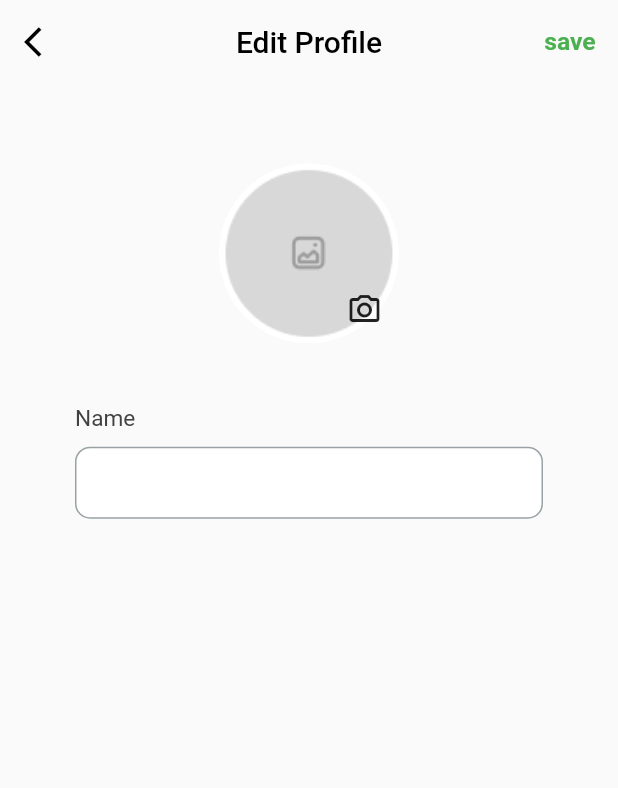
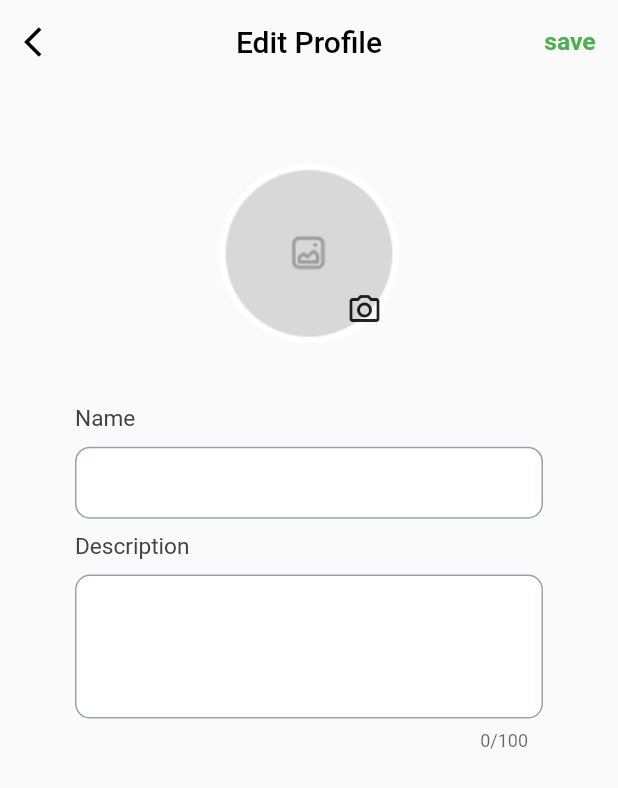
Before and after one commit to renadayad/Authentication_project, a Flutter app: the EditProfileScreen screen opened by its route, after a tap on the "camera alt" icon, on a phone screen of 412 x 824 dp. Shown: the top 788 px of the screen. Run offline on Flutter 3.47's test engine with Material 2 defaults, Android fonts, the phone set to English and light mode, and no system bars; our stand-ins replace cloud_firestore, firebase_auth, firebase_core, firebase_storage, get, get_storage and 4 more; accounts and stored records are empty; Roboto replaces fonts that are missing (Ubuntu).

Commit message:
fix bugs in editing name, email,and description

```diff
--- a/lib/logic/controllers/auth_controller.dart
+++ b/lib/logic/controllers/auth_controller.dart
@@ -26,8 +26,7 @@ class AuthController extends GetxController
   var displayUserName = ''.obs;
   var displayUserPhoto = ''.obs;
   var displayUserEmail = ''.obs;
-  var displayUserEmailUpdate = ''.obs;
-  var displayUsernameUpdate = ''.obs;
+  var displayDescription = ''.obs;
 
   GoogleSignIn googleSign = GoogleSignIn(scopes: ['email']);
   FirebaseFirestore firestore = FirebaseFirestore.instance;
@@ -48,9 +47,12 @@ class AuthController extends GetxController
 
   @override
   void onInit() {
-    // displayUserName.value =
-    //     (userProfile != null ? userProfile!.displayName : "")!;
-    // displayUserEmail.value = (userProfile != null ? userProfile!.email : "")!;
+
+    displayUserPhoto.value=(userProfile != null ? userProfile!.photoURL : "")??"";
+
+    displayUserEmail.value =
+
+    (userProfile != null ? userProfile!.email : "")??"";
 
     tabController = TabController(length: 2, vsync: this);
 
@@ -87,11 +89,14 @@ class AuthController extends GetxController
     update();
   }
 
-  void loginUsingFierbase({
+   loginUsingFierbase({
     required String email,
     required String password,
   }) async {
     try {
+      print("in auth $email");
+      print("in auth controller var $displayUserEmail");
+      print("in auth controller var $displayUserName");
       await auth
           .signInWithEmailAndPassword(email: email, password: password)
           .then((value) async {
@@ -101,6 +106,9 @@ class AuthController extends GetxController
             .get();
         Map<String, dynamic> docData = userDoc.data() as Map<String, dynamic>;
         displayUserName.value = docData['displayName'];
+        displayUserEmail.value = docData['email'];
+        displayDescription.value = docData['description'];
+        displayUserPhoto.value= docData['image'];
       });
 
       // showDialog(
@@ -114,6 +122,8 @@ class AuthController extends GetxController
       authBox.write("auth", isSignedIn);
       update();
       Get.offNamed(Routes.profileScreen);
+      //getEmailDoc();
+
     } on FirebaseAuthException catch (error) {
       String title = error.code.replaceAll(RegExp('-'), ' ').capitalize!;
       String message = '';
@@ -135,6 +145,7 @@ class AuthController extends GetxController
         snackPosition: SnackPosition.TOP,
         backgroundColor: Colors.red,
       );
+
     }
   }
 
@@ -176,6 +187,11 @@ class AuthController extends GetxController
         await auth.signInWithCredential(credential);
       }
       displayUserName.value = googleUser!.displayName!;
+      displayUserName.value =
+         (userProfile != null ? userProfile!.displayName : "")??"";
+      displayUserEmail.value=googleUser.email;
+      displayUserPhoto.value=googleUser.photoUrl!;
+
       isSignedIn = true;
 
       update();
@@ -196,6 +212,8 @@ class AuthController extends GetxController
       await googleSign.signOut();
       displayUserName.value = "";
       displayUserPhoto.value = '';
+      displayUserEmail.value = '';
+      displayDescription.value='';
       isSignedIn = false;
       authBox.remove("auth");
       update();
@@ -231,12 +249,13 @@ class AuthController extends GetxController
         "email": email,
         "password": password,
         "displayName": name,
-        "image": ""
+        "image": "",
+        "description":"",
       });
 
       update();
       Get.offNamed(Routes.profileScreen);
-      getEmailDoc();
+      // getEmailDoc();
     } on FirebaseAuthException catch (e) {
       String title = e.code.replaceAll(RegExp('-'), ' ').capitalize!;
       String message = '';
@@ -372,15 +391,29 @@ class AuthController extends GetxController
     }
   }
 
-  Future updateEmail(TextEditingController value) async {
+  Future updateFields(TextEditingController value,
+      TextEditingController value1, String imageUrl) async {
     try {
       // value is the email user inputs in a textfield and is validated
       DocumentReference doc = FirebaseFirestore.instance
           .collection("users")
           .doc(displayUserEmail.value);
-      await doc.update({"displayName": value.text});
+      if(value.text.isNotEmpty ){
+        await doc.update({"displayName": value.text});
+        displayUserName.value = value.text;
+
+      }
+      if(value1.text.isNotEmpty ){
+        await doc.update({"description": value1.text});
+        displayDescription.value=value1.text;
+
+      }
+      if (imageUrl.isNotEmpty){
+         await doc.update({"image":imageUrl});
+         displayUserPhoto.value=imageUrl;
+      }
       print(displayUserEmail.value);
-      displayUsernameUpdate.value = value.text;
+
 
       Get.snackbar(
         'Success!',
@@ -423,33 +456,6 @@ class AuthController extends GetxController
     update();
   }
 
-  Future getEmailDoc() async {
-    DocumentSnapshot userDoc = await FirebaseFirestore.instance
-        .collection('users')
-        .doc(displayUserEmail.value)
-        .get();
-    Map<String, dynamic> docData = userDoc.data() as Map<String, dynamic>;
-    displayUserName.value = docData['displayName'];
-
-    // var doc1 = await FirebaseFirestore.instance
-    //     .collection("users")
-    //     .doc(displayUserEmail.value)
-    //     .get();
-    // displayUsernameUpdate.value = doc1["displayName"];
-    //
-    // print("display username111111 ${displayUsernameUpdate.value}");
-    return displayUserName.value;
-  }
-
-  updateDisplayName(String value) async {
-    userProfile?.updateDisplayName(value);
-  }
-
-  updatePhotoUrl(String value) async {
-    userProfile?.updatePhotoURL(value);
-
-
-  }
 
   Future getUserFromDB(String uid) async {
     try {
--- a/lib/logic/controllers/setting_controller.dart
+++ b/lib/logic/controllers/setting_controller.dart
@@ -7,6 +7,7 @@ import 'package:cloud_firestore/cloud_firestore.dart';
 import 'package:firebase_storage/firebase_storage.dart';
 import 'package:flutter/material.dart';
 import 'package:get/get.dart';
+import 'package:google_sign_in/google_sign_in.dart';
 import 'package:image_picker/image_picker.dart';
 
 import 'auth_controller.dart';
@@ -14,13 +15,15 @@ import 'auth_controller.dart';
 
 class SettingController extends GetxController {
   AuthController authController=Get.find();
+  GoogleSignIn googleSign = GoogleSignIn(scopes: ['email']);
   final ref =FirebaseStorage.instance.ref().child("profileImage").child("${DateTime.now()}"+'.jpg');
 
   @override
   void onInit() async {
 
     await getImageFeild();
-   await authController.getEmailDoc();
+   await getNameField();
+   await getDescriptionFeild();
 
     super.onInit();
   }
@@ -30,7 +33,8 @@ class SettingController extends GetxController {
 
   File? image;
   String? imagePath;
-  String? imagePath1;
+  RxString imagePath1="".obs;
+  RxString description="".obs;
   final _picker = ImagePicker();
 
   Future<void> getImage() async {
@@ -56,8 +60,10 @@ class SettingController extends GetxController {
       DocumentReference doc = FirebaseFirestore.instance
           .collection("users")
           .doc(authController.displayUserEmail.value);
-      await doc.update({"image": imagePath});
-      print(imagePath);
+      // await doc.update({"image": imagePath}).whenComplete(() =>
+      // imagePath== null );
+      // print(imagePath);
+       authController.displayUserPhoto.value=imagePath!;
 
     }catch (error) {
       Get.snackbar(
@@ -71,16 +77,60 @@ class SettingController extends GetxController {
 
   }
 
-  Future getImageFeild() async {
-    var doc1 = await FirebaseFirestore.instance
-        .collection("users")
-        .doc(authController.displayUserEmail.value)
-        .get();
-    imagePath = doc1["image"];
-    print("display image ${imagePath}");
-    imagePath1=imagePath;
+   getImageFeild() async {
 
-    return imagePath1;
+
+    if(authController.displayUserPhoto.value!= null){
+      var doc1 = await FirebaseFirestore.instance
+          .collection("users")
+          .doc(authController.displayUserEmail.value)
+          .get();
+      authController.displayUserPhoto.value = doc1['image'];
+      print("display image in controller ${ authController.displayUserPhoto.value }");
+
+      return authController.displayUserPhoto.value;
+
+
+    } else { final GoogleSignInAccount? googleUser = await googleSign.signIn();
+
+    return authController.displayUserPhoto.value=googleUser!.photoUrl! ;}
+
+  }
+
+  Future getNameField() async {
+    if (authController.displayUserName.value!= null){
+      var docData = await FirebaseFirestore.instance
+          .collection("users")
+          .doc(authController.displayUserEmail.value)
+          .get();
+      authController.displayUserName.value = docData['displayName'];
+      return authController.displayUserName.value;
+    }
+
+    else { final GoogleSignInAccount? googleUser = await googleSign.signIn();
+
+      return authController.displayUserName.value=googleUser!.displayName! ;}
+
+  }
+
+  Future getDescriptionFeild() async {
+
+
+    if(authController.displayDescription.value.isNotEmpty || authController.displayDescription.value==""){
+      var doc1 = await FirebaseFirestore.instance
+          .collection("users")
+          .doc(authController.displayUserEmail.value)
+          .get();
+      authController.displayDescription.value = doc1["description"];
+
+      print("display description ${authController.displayDescription.value}");
+
+      return authController.displayDescription.value;
+
+    }else{
+      return "";
+    }
+
   }
 
 
--- a/lib/main.dart
+++ b/lib/main.dart
@@ -1,3 +1,4 @@
+import 'package:auth_app/logic/bindings/auth_binding.dart';
 import 'package:auth_app/routes.dart';
 import 'package:firebase_auth/firebase_auth.dart';
 import 'package:firebase_core/firebase_core.dart';
@@ -31,6 +32,7 @@ class MyApp extends StatelessWidget {
           // initialRoute: Routes.profileScreen,
 
           getPages: AppRoutes.routes,
+          initialBinding: AuthBinding(),
         );
       },
     );
--- a/lib/views/screens/forgot_password_screen.dart
+++ b/lib/views/screens/forgot_password_screen.dart
@@ -24,7 +24,7 @@ class ForgotPasswordScreen extends StatelessWidget {
         centerTitle: true,
         elevation: 0,
         title: const Text(
-          'Forgot Password',
+          'Reset Password',
           style: TextStyle(color: Colors.black),
         ),
         leading: IconButton(
--- a/lib/views/screens/setting/edit_profile_screen.dart
+++ b/lib/views/screens/setting/edit_profile_screen.dart
@@ -2,15 +2,13 @@ import 'dart:io';
 
 import 'package:auth_app/utils/text_utils.dart';
 import 'package:auth_app/views/widgets/auth/text_form_field.dart';
-import 'package:cloud_firestore/cloud_firestore.dart';
 import 'package:flutter/material.dart';
 import 'package:get/get.dart';
 import 'package:sizer/sizer.dart';
-
 import '../../../logic/controllers/auth_controller.dart';
 import '../../../logic/controllers/setting_controller.dart';
 import '../../../utils/my_string.dart';
-import '../../../utils/theme.dart';
+
 
 class EditProfileScreen extends StatelessWidget {
   EditProfileScreen({Key? key}) : super(key: key);
@@ -18,21 +16,24 @@ class EditProfileScreen extends StatelessWidget {
   final controller = Get.put(SettingController());
   final authController = Get.find<AuthController>();
   final formKey = GlobalKey<FormState>();
-  final TextEditingController emailController = TextEditingController();
+  final TextEditingController nameController = TextEditingController();
+  final TextEditingController descriptionController = TextEditingController();
 
 
 
 
   @override
   Widget build(BuildContext context) {
-    print("this is ${controller.imagePath1}");
+    print("this is image in edit ${authController.displayUserPhoto.value}");
+    print("this is description in edit  ${authController.displayDescription.value
+    }");
     return SafeArea(
         child: Scaffold(
             appBar: AppBar(
               backgroundColor: Colors.transparent,
               centerTitle: true,
               elevation: 0,
-              title: Text(
+              title: const Text(
                 'Edit Profile',
                 style: TextStyle(color: Colors.black),
               ),
@@ -40,27 +41,29 @@ class EditProfileScreen extends StatelessWidget {
                 onPressed: () {
                   Get.back();
                 },
-                icon: Icon(
+                icon: const Icon(
                   Icons.arrow_back_ios,
                   color: Colors.black,
                 ),
               ),
               actions: [
                 TextButton(onPressed: () async{
-                  authController.getEmailDoc();
-                  if (emailController.text.isNotEmpty  ){authController.updateEmail(emailController);}else{
+                  controller.getNameField();
+                  controller.getDescriptionFeild();
+                  if(nameController.text.isNotEmpty || descriptionController.text.isNotEmpty || authController.displayUserPhoto.value.isNotEmpty){
+                    authController.updateFields(nameController, descriptionController, authController.displayUserPhoto.value);
+                  }else{
                     Get.snackbar(
                       'Error!',
-                      "error",
+                      'Error!',
                       snackPosition: SnackPosition.TOP,
-                      backgroundColor: Colors.red[400],
-                      colorText: Colors.white,
+                      backgroundColor: Colors.red,
                     );
                   }
 
+                  }
 
-
-                }, child: TextUtils(text: "save", color: Colors.green, fontWeight: FontWeight.w700, fontsize: 12.sp))
+                , child: TextUtils(text: "save", color: Colors.green, fontWeight: FontWeight.w700, fontsize: 12.sp))
               ],
 
 
@@ -71,9 +74,9 @@ class EditProfileScreen extends StatelessWidget {
                     SizedBox(
                       height: 4.h,
                     ),
-                   GetBuilder<SettingController>(init: SettingController(),builder:(value)=>
+
+                      Obx(() =>
                           Stack(
-
                               children:[Container(
                                 height: 120,
                                 width: 120,
@@ -81,10 +84,14 @@ class EditProfileScreen extends StatelessWidget {
                                   color: Colors.white,
                                   shape: BoxShape.circle,
                                   image: DecorationImage(
-                                 image:controller.image != null ? NetworkImage("${controller.imagePath1}")
-                                     : AssetImage("assets/images/avtar.png") as ImageProvider
+                                    image:authController.displayUserPhoto.value == ""
+                                        ? const AssetImage("assets/images/avtar.png")
+                                    as ImageProvider
+                                        : NetworkImage(
+                                      authController.displayUserPhoto.value,
+                                    ),
                                     // FileImage(controller.image!),
-                                 ,
+
                                     fit: BoxFit.cover,
                                   ),
                                 ),
@@ -93,17 +100,18 @@ class EditProfileScreen extends StatelessWidget {
                                   bottom: -2, right: -1, //give the values according to your requirement
                                   child: IconButton( onPressed: () {
                                     _onPictureSelection();
-                               }, icon: Icon(Icons.camera_alt_outlined,),),
+                                  }, icon: const Icon(Icons.camera_alt_outlined,),),
                                 ),
 
                               ]
-                       ),),
+                          ),
+                      ) ,
                      SizedBox(
                       height: 5.h,
                     ),
                     Form(
                       key: formKey,
-                      child: Padding(padding: EdgeInsets.only(left: 30,right: 30), child:Column(
+                      child: Padding(padding: const EdgeInsets.only(left: 30,right: 30), child:Column(
                         mainAxisAlignment: MainAxisAlignment.center,
                         children: [
                           Align(
@@ -119,7 +127,7 @@ class EditProfileScreen extends StatelessWidget {
                             height: 1.17.h,
                           ),
                           Obx(()=> AuthTextFromField(
-                            controller: emailController,
+                            controller: nameController,
                             obscureText: false,
                             validator: (value) {
                               if (!RegExp(validationEmail).hasMatch(value)) {
@@ -131,7 +139,45 @@ class EditProfileScreen extends StatelessWidget {
 
                             suffixIcon: const Text(''),
                             hintText:authController.displayUserName.value,
-                          ),)
+                          ),),
+                        SizedBox(
+                          height: 1.17.h,),
+                          Align(
+                            alignment: Alignment.topLeft,
+                            child: TextUtils(
+                                text: 'Description',
+                                color: Colors.grey.shade800,
+                                fontWeight: FontWeight.w400,
+                                fontsize: 11.sp,
+                                underLine: TextDecoration.none),
+                          ),
+                          SizedBox(
+                            height: 1.17.h,
+                          ),
+
+                          Obx(()=>
+                            AuthTextFromField(
+                              controller: descriptionController,
+                              obscureText: false,
+                              validator: (value) {
+                                if (!RegExp(validationName).hasMatch(value)) {
+                                  return "Invalid name";
+                                } else {
+                                  return null;
+                                }
+                              },
+
+                              suffixIcon: const Text(''),
+                              maxLength: 100,
+                              maxLines: 4,
+                              hintText:authController.displayDescription.value,
+                            ),
+                          ),
+
+
+
+
+
                         ],
                       ) ,)
                     ),
--- a/lib/views/widgets/auth/login_phone_number.dart
+++ b/lib/views/widgets/auth/login_phone_number.dart
@@ -73,6 +73,7 @@ class Login_PhoneNumber_Form extends StatelessWidget {
           ),
           GetBuilder<AuthController>(builder: (_) {
             return AuthTextFromField(
+              maxLines: 1,
               controller: passwordController,
               obscureText: controller.isVisibilty ? false : true,
               validator: (value) {
--- a/lib/views/widgets/auth/signUp_email_form.dart
+++ b/lib/views/widgets/auth/signUp_email_form.dart
@@ -100,6 +100,7 @@ class SignUp_Email_Form extends StatelessWidget {
           GetBuilder<AuthController>(
             builder: (_) {
               return AuthTextFromField(
+                maxLines: 1,
                 controller: passwordController,
                 prefixIcon: const Icon(
                   Icons.lock_outline,
@@ -148,6 +149,7 @@ class SignUp_Email_Form extends StatelessWidget {
           GetBuilder<AuthController>(
             builder: (_) {
               return AuthTextFromField(
+                maxLines: 1,
                 controller: rePasswordController,
                 prefixIcon: const Icon(
                   Icons.lock_outline,
--- a/lib/views/widgets/auth/signUp_phone_number_form.dart
+++ b/lib/views/widgets/auth/signUp_phone_number_form.dart
@@ -101,6 +101,7 @@ class SignUp_Phone_Number_Form extends StatelessWidget {
           GetBuilder<AuthController>(
             builder: (_) {
               return AuthTextFromField(
+                maxLines: 1,
                 controller: passwordController,
                 prefixIcon: const Icon(
                   Icons.lock_outline,
@@ -149,6 +150,7 @@ class SignUp_Phone_Number_Form extends StatelessWidget {
           GetBuilder<AuthController>(
             builder: (_) {
               return AuthTextFromField(
+                maxLines: 1,
                 controller: rePasswordController,
                 prefixIcon: const Icon(
                   Icons.lock_outline,
--- a/lib/views/widgets/auth/text_form_field.dart
+++ b/lib/views/widgets/auth/text_form_field.dart
@@ -10,10 +10,14 @@ class AuthTextFromField extends StatelessWidget {
   final Widget? prefixIcon;
   final Widget suffixIcon;
   final String hintText;
+  final maxLength;
+  final int? maxLines;
   const AuthTextFromField({
     required this.controller,
     required this.obscureText,
     required this.validator,
+    this.maxLines,
+    this.maxLength,
     this.prefixIcon,
     required this.suffixIcon,
     required this.hintText,
@@ -26,6 +30,8 @@ class AuthTextFromField extends StatelessWidget {
       controller: controller,
       obscureText: obscureText,
       cursorColor: labalColor,
+      maxLength: maxLength,
+      maxLines:maxLines ,
       keyboardType: TextInputType.text,
       validator: (value) => validator(value),
       decoration: InputDecoration(
--- a/lib/views/widgets/settings/edit_profile.dart
+++ b/lib/views/widgets/settings/edit_profile.dart
@@ -17,7 +17,7 @@ class EditProfile extends StatelessWidget {
   @override
   Widget build(BuildContext context) {
     return GetBuilder<AuthController>(
-      builder: (_) => Material(
+      builder: (_) =>controller.googleSign.currentUser!=null ? Container(): Material(
         color: Colors.transparent,
         child: InkWell(
           onTap: () {
--- a/lib/views/widgets/settings/logout.dart
+++ b/lib/views/widgets/settings/logout.dart
@@ -29,7 +29,7 @@ class LogOut extends StatelessWidget {
               middleTextStyle:  TextStyle(
                 fontSize: 14.sp,
                 color: Colors.black,
-                fontWeight: FontWeight.w500,
+                fontWeight: FontWeight.w300,
               ),
               backgroundColor: Colors.white,
               radius: 4,
```
Also changed, not shown: lib/views/screens/setting/profile.dart (+62 -34 lines), lib/views/widgets/auth/login_email_form.dart (+8 -3 lines), lib/logic/bindings/setting_binding.dart (added). Lines whose indentation alone changed are shown as unchanged.
